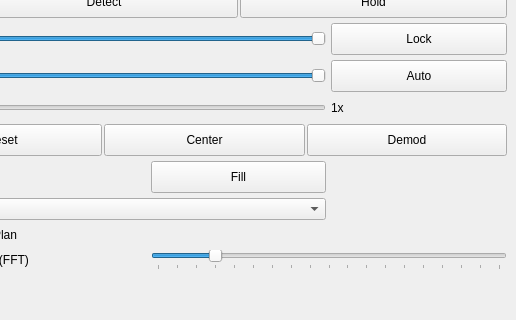
First picture: the form in src/qtgui/dockfft.ui, repository kgarrels/gqrx, before the edit; both pictures show x 107 to 623 and y 186 to 506 of the 623 by 506 pixel window.
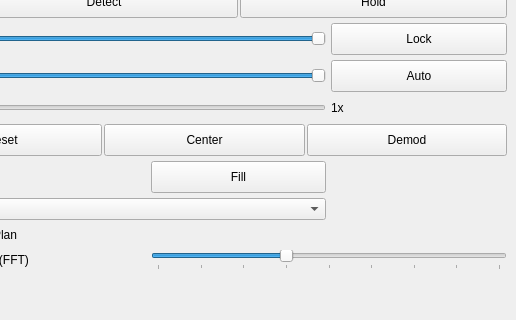
Second picture: the form after the edit. Icons and pictures are not drawn. Custom widgets are drawn as their Qt base class.

Commit message: cmd-E for IO-devices dialog, misc ahcnge in fft-nb and auto mode

```diff
--- a/src/qtgui/dockfft.ui
+++ b/src/qtgui/dockfft.ui
@@ -1163,7 +1163,7 @@
              <number>2</number>
             </property>
             <property name="maximum">
-             <number>20</number>
+             <number>10</number>
             </property>
             <property name="pageStep">
              <number>3</number>
```
The commit also changes 6 other files.
